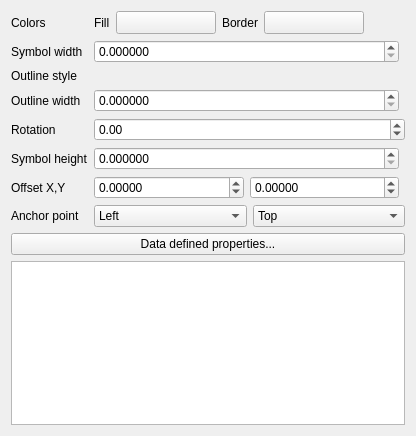
This is src/ui/symbollayer/widget_ellipse.ui in carsmie/QGIS as Qt 5 draws it before an edit. The edited form follows.
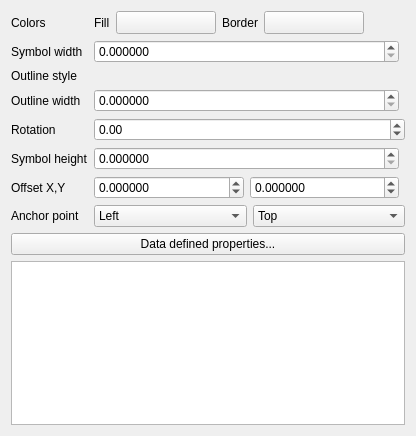
This is the edited form. Custom widgets are drawn as their Qt base class.

```diff
--- a/src/ui/symbollayer/widget_ellipse.ui
+++ b/src/ui/symbollayer/widget_ellipse.ui
@@ -300,7 +300,7 @@
           </sizepolicy>
          </property>
          <property name="decimals">
-          <number>5</number>
+          <number>6</number>
          </property>
          <property name="minimum">
           <double>-100.000000000000000</double>
@@ -319,7 +319,7 @@
           </sizepolicy>
          </property>
          <property name="decimals">
-          <number>5</number>
+          <number>6</number>
          </property>
          <property name="minimum">
           <double>-100.000000000000000</double>
```
